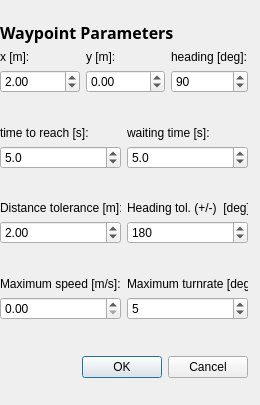
This is src/libs/orcaqgui2dfactory/waypointdialog.ui in naderman/orca-robotics as Qt 5 draws it before an edit. The edited form follows.
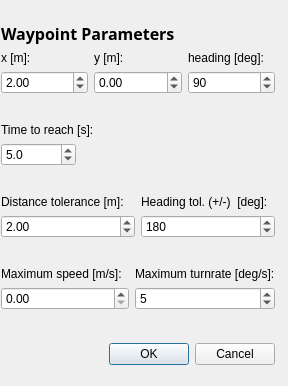
This is the edited form.

The edit to the form file:
```diff
--- a/src/libs/orcaqgui2dfactory/waypointdialog.ui
+++ b/src/libs/orcaqgui2dfactory/waypointdialog.ui
@@ -5,14 +5,12 @@
    <rect>
     <x>0</x>
     <y>0</y>
-    <width>260</width>
-    <height>405</height>
+    <width>288</width>
+    <height>386</height>
    </rect>
   </property>
   <property name="sizePolicy" >
-   <sizepolicy>
-    <hsizetype>0</hsizetype>
-    <vsizetype>0</vsizetype>
+   <sizepolicy vsizetype="Fixed" hsizetype="Fixed" >
     <horstretch>0</horstretch>
     <verstretch>0</verstretch>
    </sizepolicy>
@@ -20,22 +18,16 @@
   <property name="windowTitle" >
    <string>Waypoint Paramters</string>
   </property>
-  <widget class="QWidget" name="layoutWidget" >
+  <widget class="QWidget" name="" >
    <property name="geometry" >
     <rect>
-     <x>0</x>
-     <y>21</y>
-     <width>248</width>
-     <height>362</height>
+     <x>1</x>
+     <y>22</y>
+     <width>274</width>
+     <height>348</height>
     </rect>
    </property>
-   <layout class="QVBoxLayout" >
-    <property name="margin" >
-     <number>0</number>
-    </property>
-    <property name="spacing" >
-     <number>6</number>
-    </property>
+   <layout class="QVBoxLayout" name="verticalLayout" >
     <item>
      <widget class="QLabel" name="label" >
       <property name="text" >
@@ -124,52 +116,20 @@
       <property name="orientation" >
        <enum>Qt::Vertical</enum>
       </property>
-      <property name="sizeHint" >
+      <property name="sizeHint" stdset="0" >
        <size>
-        <width>221</width>
-        <height>21</height>
+        <width>269</width>
+        <height>15</height>
        </size>
       </property>
      </spacer>
     </item>
     <item>
-     <layout class="QGridLayout" >
-      <property name="margin" >
-       <number>0</number>
-      </property>
-      <property name="spacing" >
-       <number>6</number>
-      </property>
-      <item row="0" column="0" >
+     <layout class="QGridLayout" name="globalGridLayout" >
+      <item row="0" column="0" colspan="2" >
        <widget class="QLabel" name="timeLabel" >
         <property name="text" >
-         <string>time to reach [s]:</string>
-        </property>
-       </widget>
-      </item>
-      <item row="1" column="1" >
-       <widget class="QDoubleSpinBox" name="waitingTimeSpin" >
-        <property name="decimals" >
-         <number>1</number>
-        </property>
-        <property name="maximum" >
-         <double>10000.000000000000000</double>
-        </property>
-        <property name="minimum" >
-         <double>-10000.000000000000000</double>
-        </property>
-        <property name="singleStep" >
-         <double>0.500000000000000</double>
-        </property>
-        <property name="value" >
-         <double>5.000000000000000</double>
-        </property>
-       </widget>
-      </item>
-      <item row="0" column="1" >
-       <widget class="QLabel" name="waitingTimeLabel" >
-        <property name="text" >
-         <string>waiting time [s]:</string>
+         <string>Time to reach [s]:</string>
         </property>
        </widget>
       </item>
@@ -192,6 +152,19 @@
         </property>
        </widget>
       </item>
+      <item row="1" column="1" >
+       <spacer name="horizontalSpacer" >
+        <property name="orientation" >
+         <enum>Qt::Horizontal</enum>
+        </property>
+        <property name="sizeHint" stdset="0" >
+         <size>
+          <width>138</width>
+          <height>20</height>
+         </size>
+        </property>
+       </spacer>
+      </item>
      </layout>
     </item>
     <item>
@@ -199,10 +172,10 @@
       <property name="orientation" >
        <enum>Qt::Vertical</enum>
       </property>
-      <property name="sizeHint" >
+      <property name="sizeHint" stdset="0" >
        <size>
-        <width>171</width>
-        <height>21</height>
+        <width>269</width>
+        <height>15</height>
        </size>
       </property>
      </spacer>
@@ -262,10 +235,10 @@
       <property name="orientation" >
        <enum>Qt::Vertical</enum>
       </property>
-      <property name="sizeHint" >
+      <property name="sizeHint" stdset="0" >
        <size>
-        <width>211</width>
-        <height>21</height>
+        <width>269</width>
+        <height>16</height>
        </size>
       </property>
      </spacer>
@@ -325,19 +298,16 @@
       <property name="orientation" >
        <enum>Qt::Vertical</enum>
       </property>
-      <property name="sizeHint" >
+      <property name="sizeHint" stdset="0" >
        <size>
-        <width>171</width>
-        <height>21</height>
+        <width>269</width>
+        <height>15</height>
        </size>
       </property>
      </spacer>
     </item>
     <item>
      <layout class="QHBoxLayout" >
-      <property name="margin" >
-       <number>0</number>
-      </property>
       <property name="spacing" >
        <number>6</number>
       </property>
```
Left out of the diff: 23 changed lines with no effect on the pictures.
